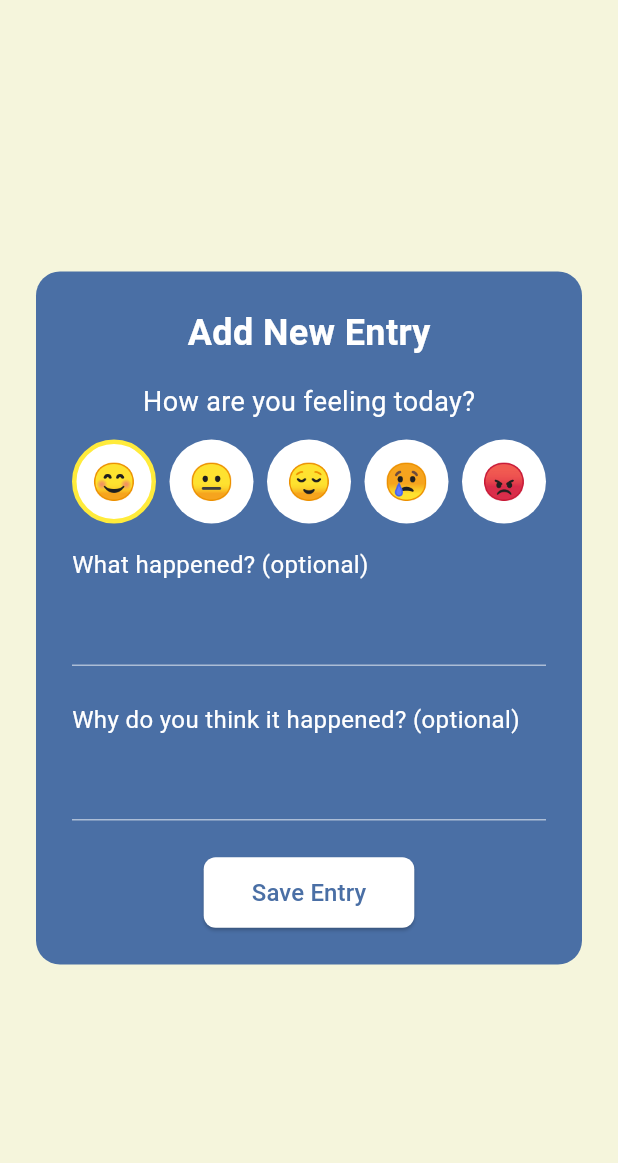
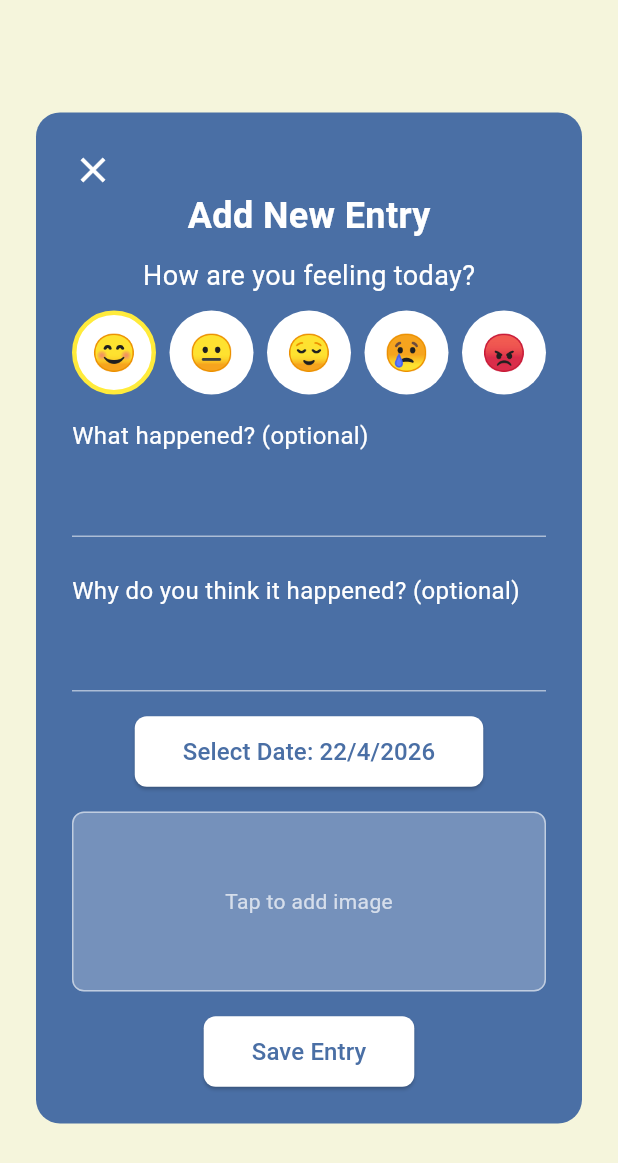
Before and after one commit to Dilenator/echo, a Flutter app: the AddEntryPage screen opened directly, on a phone screen of 412 x 824 dp. Shown: the top 1163 px of the screen. Run offline on Flutter 3.47's test engine with Material 3 defaults, Android fonts, the phone set to English and light mode, and no system bars; our stand-ins replace image_picker, isar; accounts and stored records are empty; generated files the repository leaves out were written again.

Commit message:
added date & image option

```diff
--- a/lib/pages/add_entry.dart
+++ b/lib/pages/add_entry.dart
@@ -1,3 +1,5 @@
+import 'dart:io';
+
 import 'package:flutter/material.dart';
 import 'package:provider/provider.dart';
 import 'package:image_picker/image_picker.dart';
@@ -96,6 +98,17 @@ class _AddEntryPageState extends State<AddEntryPage>{
               child: Column(
                 crossAxisAlignment: CrossAxisAlignment.center,
                 children: [
+
+                  Align(
+                    alignment: Alignment.topLeft,
+                    child: GestureDetector(
+                    onTap: () => Navigator.pop(context), //go back to prev page (Entries)
+                    child: const Icon(Icons.close, color: Colors.white, size: 28),
+                    ),
+                ),
+                  const SizedBox(height: 0),
+
+
                   const Text(
                     'Add New Entry',
                     style: TextStyle(
@@ -104,7 +117,7 @@ class _AddEntryPageState extends State<AddEntryPage>{
                       color: Colors.white
                     ),
                   ),
-                  const SizedBox(height: 16),
+                  const SizedBox(height: 10),
 
                 // selecting mood of
                 const Text(
@@ -114,7 +127,7 @@ class _AddEntryPageState extends State<AddEntryPage>{
                     color: Colors.white
                   ),
                 ),
-                  const SizedBox(height: 12),
+                  const SizedBox(height: 10),
                   Row(
                     mainAxisAlignment: MainAxisAlignment.spaceBetween,
                     children: _moods.map((pair) {
@@ -188,7 +201,46 @@ class _AddEntryPageState extends State<AddEntryPage>{
                       ),
                     ),
                   ),
-                  const SizedBox(height: 24),
+                  const SizedBox(height: 16),
+
+                  //DATE button
+                  ElevatedButton(
+                    onPressed: _pickDate,
+                    style: ElevatedButton.styleFrom(
+                      backgroundColor: Colors.white,
+                      foregroundColor: _blue, // calm blue txt
+                      padding: const EdgeInsets.symmetric(horizontal: 32, vertical: 12),
+                      shape: RoundedRectangleBorder(
+                        borderRadius: BorderRadius.circular(8),
+                      ),
+                    ),
+                    child: Text('Select Date: ${_formatDate(_selectedDate)}', style: const TextStyle(fontSize: 16)),
+                  ),
+
+                  const SizedBox(height: 16),
+
+                  // img
+                  GestureDetector(
+                    onTap: _pickImage,
+                    child: Container(
+                      width: double.infinity,
+                      height: 120,
+                      decoration: BoxDecoration(
+                        color: Colors.white24,
+                        borderRadius: BorderRadius.circular(8),
+                        border: Border.all(color: Colors.white54),
+                      ),
+                      child: _imagePath == null
+                        ? const Center(child: Text('Tap to add image', style: TextStyle(color: Colors.white70)))
+                        : Image.file(File(_imagePath!), fit: BoxFit.cover),
+                    ),
+
+                  ),
+                  const SizedBox(height: 16),
+
+
+
+
 
                   // Save entry
                   ElevatedButton(
@@ -206,6 +258,8 @@ class _AddEntryPageState extends State<AddEntryPage>{
 
 
 
+
+
                 ]
               )
             ),
```
